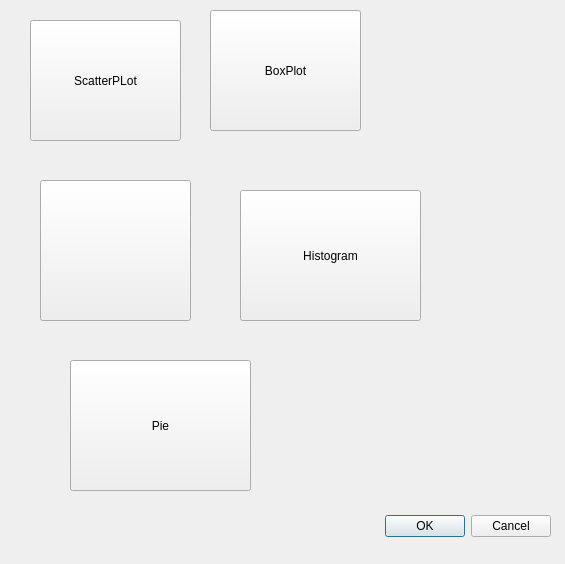
Qt form ui/data_plot_dialog_base.ui (lucacasagrande/DataPlot) before a commit.
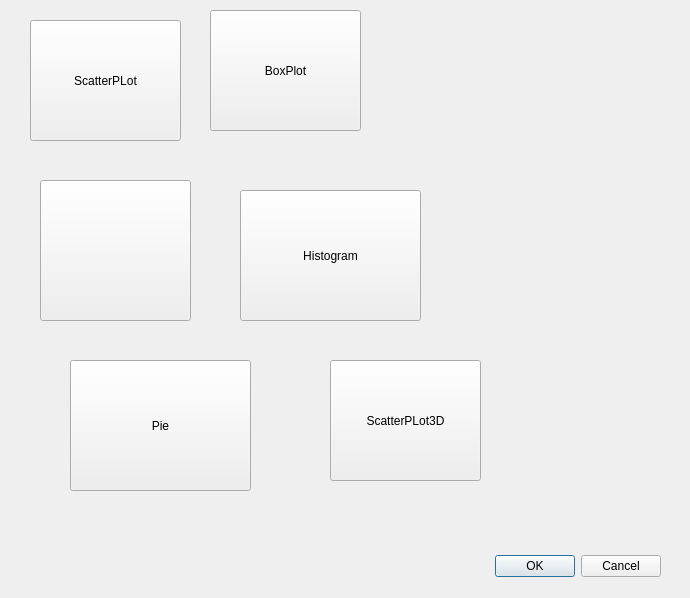
The same form after that commit. Icons and pictures are not drawn.

```diff
--- a/ui/data_plot_dialog_base.ui
+++ b/ui/data_plot_dialog_base.ui
@@ -6,8 +6,8 @@
    <rect>
     <x>0</x>
     <y>0</y>
-    <width>565</width>
-    <height>564</height>
+    <width>690</width>
+    <height>598</height>
    </rect>
   </property>
   <property name="windowTitle">
@@ -16,8 +16,8 @@
   <widget class="QDialogButtonBox" name="buttonBox">
    <property name="geometry">
     <rect>
-     <x>210</x>
-     <y>510</y>
+     <x>320</x>
+     <y>550</y>
      <width>341</width>
      <height>32</height>
     </rect>
@@ -137,6 +137,24 @@
     </size>
    </property>
   </widget>
+  <widget class="QPushButton" name="scatter3DButton">
+   <property name="geometry">
+    <rect>
+     <x>330</x>
+     <y>360</y>
+     <width>151</width>
+     <height>121</height>
+    </rect>
+   </property>
+   <property name="text">
+    <string>ScatterPLot3D</string>
+   </property>
+   <property name="icon">
+    <iconset>
+     <normalon>:/plugins/DataPlot/icons/scatter.png</normalon>
+    </iconset>
+   </property>
+  </widget>
  </widget>
  <resources>
   <include location="../resources.qrc"/>
```
